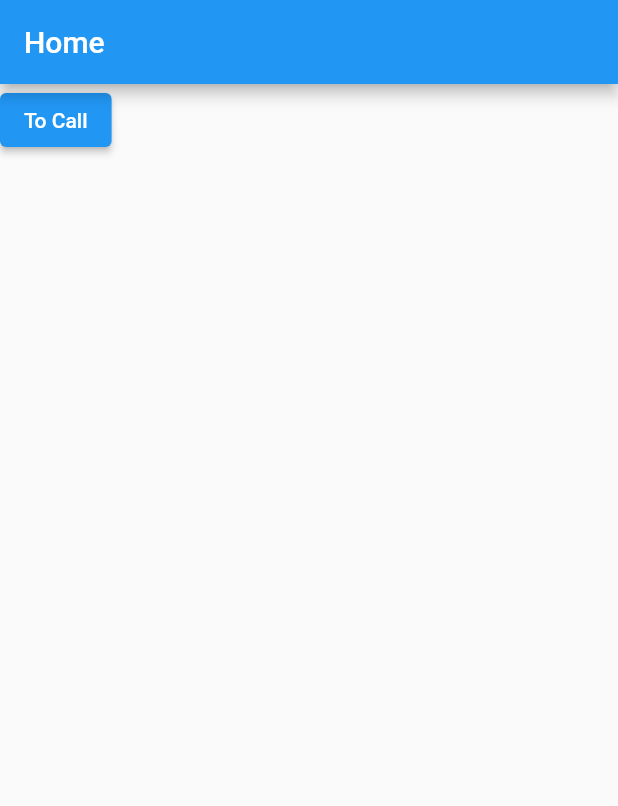
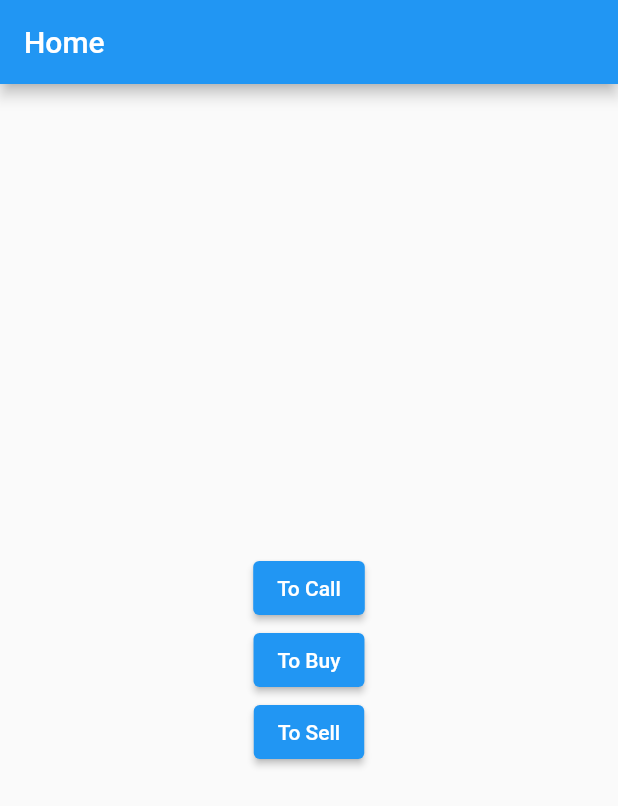
Before and after one commit to uyit14/todo_app, a Flutter app: the screen it shows after launch, on a phone screen of 412 x 824 dp. Shown: the top 806 px of the screen. Run offline on Flutter 3.47's test engine with Material 2 defaults, Android fonts, the phone set to English and light mode, and no system bars; our stand-ins replace get.

Commit message:
create entities

```diff
--- /dev/null
+++ b/lib/domain/entities/entity.dart
@@ -0,0 +1,2 @@
+export 'buy_entity.dart';
+export 'call_entity.dart';
--- a/lib/presentation/home/home_page.dart
+++ b/lib/presentation/home/home_page.dart
@@ -13,10 +13,13 @@ class HomePage extends GetView<HomeController> {
         appBar: AppBar(
           title: const Text("Home"),
         ),
-        body: Container(
+        body: Center(
           child: Column(
+            mainAxisAlignment: MainAxisAlignment.center,
             children: [
-              ElevatedButton(onPressed: () {}, child: const Text("To Call"))
+              ElevatedButton(onPressed: () {}, child: const Text("To Call")),
+              ElevatedButton(onPressed: () {}, child: const Text("To Buy")),
+              ElevatedButton(onPressed: () {}, child: const Text("To Sell"))
             ],
           ),
         ),
```
Also changed, not shown: lib/domain/entities/buy_entity.dart (added, +14 -0 lines), lib/domain/entities/call_entity.dart (added, +7 -0 lines).
